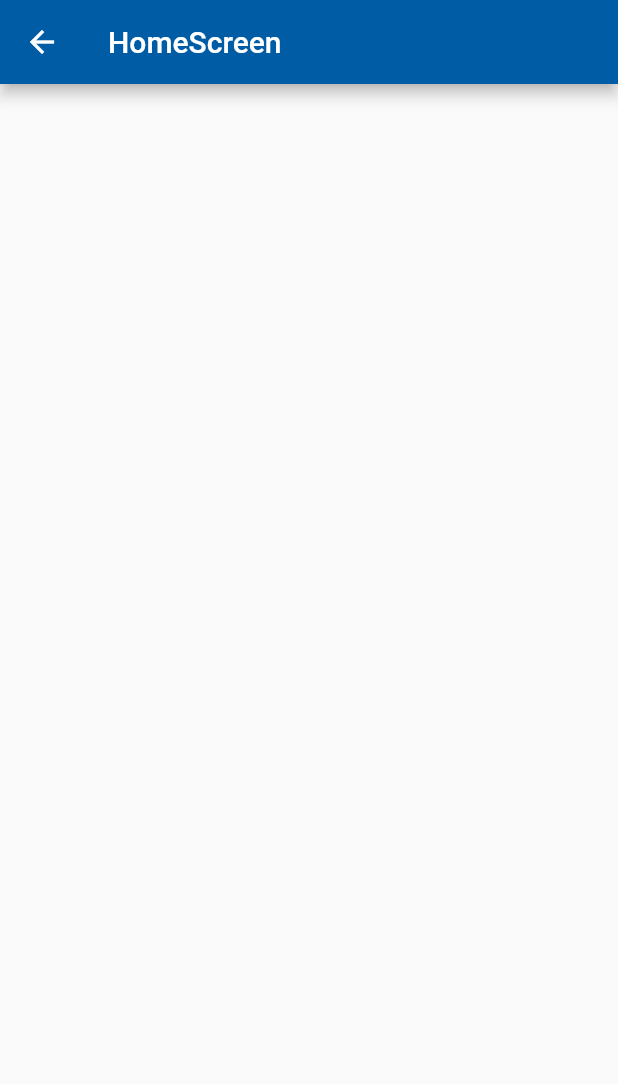
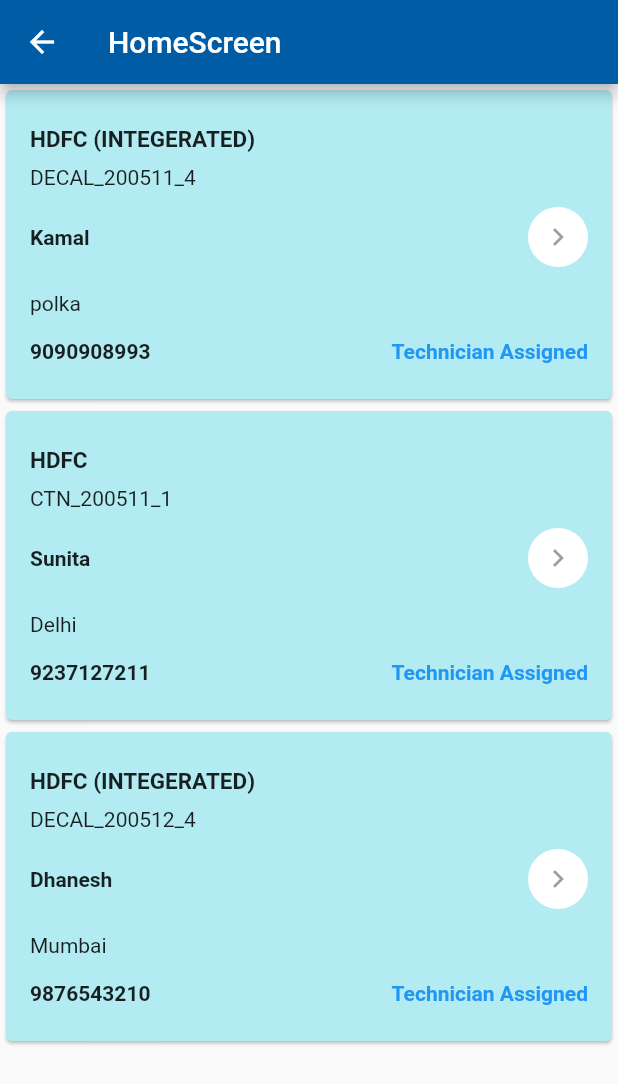
Before and after one commit to Agrim1210/Login_Page, a Flutter app: the HomeScreen screen opened directly, on a phone screen of 412 x 824 dp. Shown: the top 1084 px of the screen. Run offline on Flutter 3.47's test engine with Material 2 defaults, Android fonts, the phone set to English and light mode, and no system bars; our stand-ins replace fluttertoast, shared_preferences; accounts and stored records are empty.

Commit message:
homescreen updated

```diff
--- a/lib/TextWidgets.dart
+++ b/lib/TextWidgets.dart
@@ -1,5 +1,5 @@
 import 'package:flutter/material.dart';
-import './main.dart';
+
 class BelowTitle extends StatelessWidget {
   BelowTitle({@required this.belowTitle});
   final String belowTitle;
--- a/lib/constants.dart
+++ b/lib/constants.dart
@@ -22,3 +22,4 @@ const kPassTextFieldDecoration = InputDecoration(
   contentPadding: EdgeInsets.symmetric(vertical: 8, horizontal: 8),
   isDense: true,
 );
+// const kPaddingBetweenCardContent=
--- a/lib/homesceen.dart
+++ b/lib/homesceen.dart
@@ -1,16 +1,118 @@
 import 'package:flutter/material.dart';
+import 'models/Data.dart';
+import 'constants.dart';
+
 class HomeScreen extends StatelessWidget {
+  final searchKey = TextEditingController();
   @override
   Widget build(BuildContext context) {
     return Scaffold(
-        appBar: AppBar(
-          backgroundColor: Color(0xFF005CA5),
-          title: Text(
-            'HomeScreen',
+      // resizeToAvoidBottomPadding: false,
+
+      appBar: AppBar(
+        backgroundColor: Color(0xFF005CA5),
+        title: Text(
+          'HomeScreen',
+        ),
+      ),
+      body: _buildList(context),
+    );
+  }
+  // TextFormField(
+  //       keyboardType: TextInputType.number,
+  //       controller: searchKey,
+  //       decoration: kTextFieldDecoration,
+  //     ),
+
+  Widget _buildList(BuildContext context) {
+    return Container(
+      child: ListView.builder(
+          itemCount: dataList.length,
+          itemBuilder: (BuildContext context, int index) =>
+              dataCard(context, index)),
+    );
+  }
+
+  Widget dataCard(BuildContext context, int index) {
+    final data = dataList[index];
+    return new Container(
+      child: Card(
+        color: Colors.cyan[100],
+        child: Padding(
+          padding: const EdgeInsets.all(16.0),
+          child: Column(
+            children: <Widget>[
+              Padding(
+                padding: const EdgeInsets.only(top: 8.0, bottom: 4.0),
+                child: Row(
+                  children: <Widget>[
+                    Text(
+                      data.bankName,
+                      style: new TextStyle(
+                          fontSize: 15.0, fontWeight: FontWeight.bold),
+                    ),
+                    Spacer(),
+                  ],
+                ),
+              ),
+              Padding(
+                padding: const EdgeInsets.only(top: 4.0, bottom: 8.0),
+                child: Row(
+                  children: <Widget>[
+                    Text(data.id),
+                    Spacer(),
+                  ],
+                ),
+              ),
+              Padding(
+                padding: const EdgeInsets.only(top: 4.0, bottom: 8.0),
+                child: Row(
+                  mainAxisAlignment: MainAxisAlignment.spaceEvenly,
+                  children: <Widget>[
+                    Text(
+                      data.name,
+                      style: new TextStyle(fontWeight: FontWeight.bold),
+                    ),
+                    Spacer(),
+                    CircleAvatar(
+                      radius: 20,
+                      backgroundColor: Colors.white,
+                      child: IconButton(
+                          icon: Icon(Icons.keyboard_arrow_right),
+                          onPressed: null),
+                    ),
+                  ],
+                ),
+              ),
+              Padding(
+                padding: const EdgeInsets.only(top: 8.0, bottom: 8.0),
+                child: Row(
+                  children: <Widget>[
+                    Text(data.location),
+                  ],
+                ),
+              ),
+              Padding(
+                padding: const EdgeInsets.only(top: 8.0, bottom: 8.0),
+                child: Row(
+                  mainAxisAlignment: MainAxisAlignment.spaceBetween,
+                  children: <Widget>[
+                    Text(
+                      data.mobileNo,
+                      style: new TextStyle(fontWeight: FontWeight.bold),
+                    ),
+                    Text(
+                      'Technician Assigned',
+                      style: TextStyle(
+                          color: Colors.blue, fontWeight: FontWeight.bold),
+                    )
+                  ],
+                ),
+              ),
+            ],
           ),
         ),
-        body: Container()
-
+      ),
     );
   }
 }
--- /dev/null
+++ b/lib/list_tile.dart
@@ -0,0 +1 @@
+// class DataListTile
--- /dev/null
+++ b/lib/models/Data.dart
@@ -0,0 +1,38 @@
+class Data {
+  final String bankName;
+  final String name;
+  final String mobileNo;
+  final String location;
+  final String id;
+
+  Data({
+    this.bankName,
+    this.name,
+    this.mobileNo,
+    this.location,
+    this.id,
+  });
+}
+
+List<Data> dataList = [
+  Data(
+      bankName: 'HDFC (INTEGERATED)',
+      name: 'Kamal',
+      mobileNo: '9090908993',
+      location: 'polka',
+      id: 'DECAL_200511_4'),
+  Data(
+      bankName: 'HDFC ',
+      name: 'Sunita',
+      mobileNo: '9237127211',
+      location: 'Delhi',
+      id: 'CTN_200511_1'),
+  Data(
+    bankName: 'HDFC (INTEGERATED) ',
+    name: 'Dhanesh',
+    mobileNo: '9876543210',
+    location: 'Mumbai',
+      id: 'DECAL_200512_4'
+
+  ),
+];
```
Also changed, not shown: lib/listview.dart (added, +9 -0 lines), lib/main.dart (+16 -21 lines).
